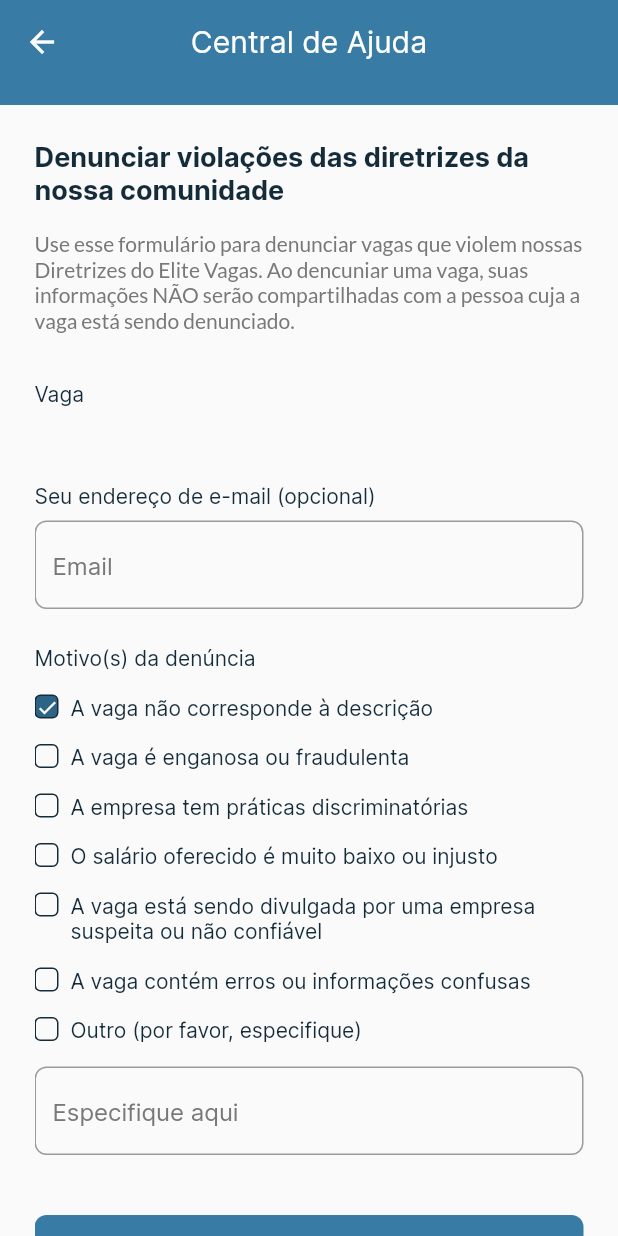
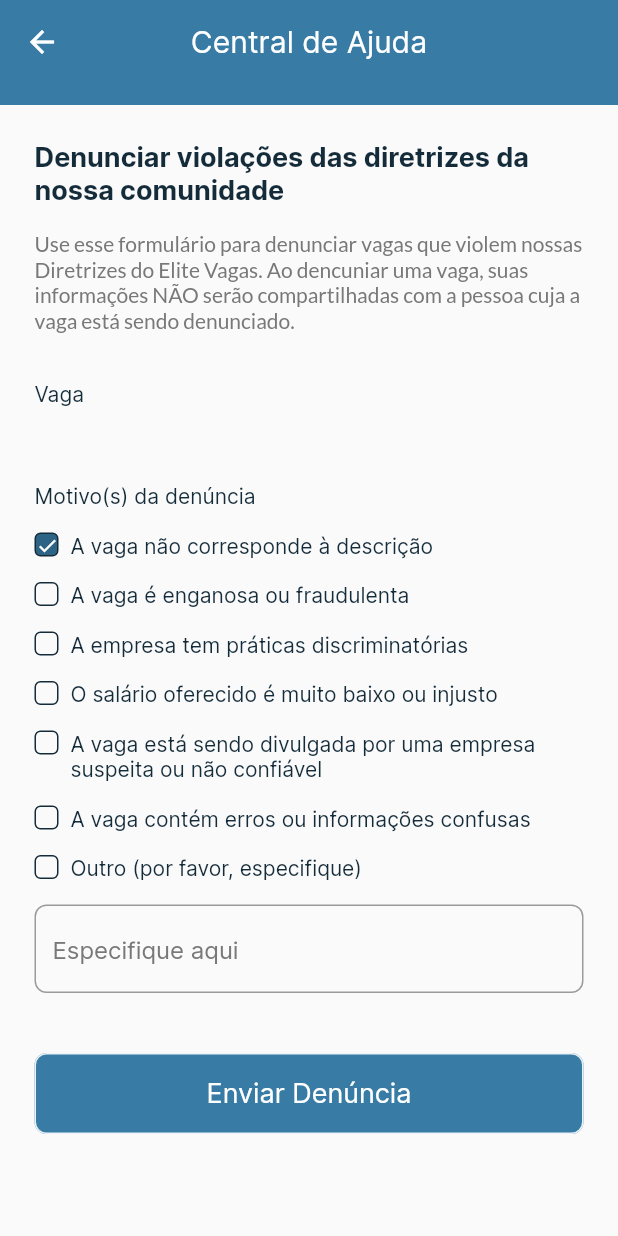
Before and after one commit to elite37oficial/VAGAS_FLUTTER_MOBILE, a Flutter app: the ReportJobView screen opened directly with empty values, after a tap on "A vaga não corresponde à descrição", on a phone screen of 412 x 824 dp. Run offline on Flutter 3.47's test engine with Material 2 defaults, Android fonts, the phone set to English and light mode, and no system bars; our stand-ins replace bloc, dio, flutter_bloc, flutter_svg.

Commit message:
Adicionado modelo de seleção de reporte e condição para liberar report

```diff
--- /dev/null
+++ b/lib/src/features/core/model/report_options.dart
@@ -0,0 +1,8 @@
+class ReportModel {
+  String title;
+  bool isSelect;
+  ReportModel({
+    required this.title,
+    required this.isSelect,
+  });
+}
--- a/lib/src/features/views/report_job/bloc/report_job_bloc.dart
+++ b/lib/src/features/views/report_job/bloc/report_job_bloc.dart
@@ -12,8 +12,22 @@ class ReportJobBloc extends Bloc<ReportJobEvent, ReportJobState> {
   ReportJobBloc() : super(InitialReportJobState()) {
     on<SelectedReportJobEvent>(_selectedReport);
   }
+
+  static var isPermission = false;
+
   Future<void> _selectedReport(
       SelectedReportJobEvent event, Emitter<ReportJobState> emit) async {
+    if (event.isReportDescription == false &&
+        event.isReportFraud == false &&
+        event.isReportDescrimination == false &&
+        event.isReportUnfairSalary == false &&
+        event.isReportUnrealiableCompany == false &&
+        event.isReportError == false &&
+        event.isReportOther == false) {
+      isPermission = false;
+    } else {
+      isPermission = true;
+    }
     emit(
       SelectedReportJobState(
         isReportDescription: event.isReportDescription ?? false,
@@ -34,5 +48,7 @@ class ReportJobBloc extends Bloc<ReportJobEvent, ReportJobState> {
         PostReportJobDataSourceDioImp(),
       ),
     );
+
+    _postReportJobUseCase(jobId: jobId, description: description);
   }
 }
--- a/lib/src/features/views/report_job/bloc/report_job_state.dart
+++ b/lib/src/features/views/report_job/bloc/report_job_state.dart
@@ -17,6 +17,7 @@ class SelectedReportJobState extends ReportJobState {
   final bool isReportUnrealiableCompany;
   final bool isReportError;
   final bool isReportOther;
+
   SelectedReportJobState({
     required this.isReportDescription,
     required this.isReportFraud,
--- a/lib/src/features/views/report_job/report_job_view.dart
+++ b/lib/src/features/views/report_job/report_job_view.dart
@@ -1,6 +1,8 @@
 import 'package:flutter/material.dart';
 import 'package:flutter_bloc/flutter_bloc.dart';
 import 'package:vagas_flutter_mobile/src/domain/entities/description_job_entity.dart';
+import 'package:vagas_flutter_mobile/src/features/core/model/report_options.dart';
+import 'package:vagas_flutter_mobile/src/features/core/routes/app_routes.dart';
 import 'package:vagas_flutter_mobile/src/features/core/styles/app_colors.dart';
 import 'package:vagas_flutter_mobile/src/features/core/styles/text_styles.dart';
 import 'package:vagas_flutter_mobile/src/features/views/report_job/bloc/report_job_bloc.dart';
@@ -24,21 +26,38 @@ class _ReportJobViewState extends State<ReportJobView> {
   void initState() {
     super.initState();
     context.read<ReportJobBloc>().add(
-          SelectedReportJobEvent(),
+          SelectedReportJobEvent(
+            false,
+            false,
+            false,
+            false,
+            false,
+            false,
+            false,
+          ),
         );
   }
 
   @override
   Widget build(BuildContext context) {
-    final List<String> reportsListText = [
-      "A vaga não corresponde à descrição",
-      "A vaga é enganosa ou fraudulenta",
-      "A empresa tem práticas discriminatórias",
-      "O salário oferecido é muito baixo ou injusto",
-      "A vaga está sendo divulgada por uma empresa suspeita ou não confiável",
-      "A vaga contém erros ou informações confusas",
-      "Outro (por favor, especifique)",
+    final List<ReportModel> reportsListText = [
+      ReportModel(title: "A vaga não corresponde à descrição", isSelect: false),
+      ReportModel(title: "A vaga é enganosa ou fraudulenta", isSelect: false),
+      ReportModel(
+          title: "A empresa tem práticas discriminatórias", isSelect: false),
+      ReportModel(
+          title: "O salário oferecido é muito baixo ou injusto",
+          isSelect: false),
+      ReportModel(
+          title:
+              "A vaga está sendo divulgada por uma empresa suspeita ou não confiável",
+          isSelect: false),
+      ReportModel(
+          title: "A vaga contém erros ou informações confusas",
+          isSelect: false),
+      ReportModel(title: "Outro (por favor, especifique)", isSelect: false),
     ];
+
     return Scaffold(
       appBar: CustomAppBar(
         title: "Central de Ajuda",
@@ -51,15 +70,6 @@ class _ReportJobViewState extends State<ReportJobView> {
             );
           }
           if (state is SelectedReportJobState) {
-            List<bool> reportsListSelect = [
-              state.isReportDescription,
-              state.isReportFraud,
-              state.isReportDescrimination,
-              state.isReportUnfairSalary,
-              state.isReportUnrealiableCompany,
-              state.isReportError,
-              state.isReportOther
-            ];
             return Padding(
               padding: const EdgeInsets.only(
                 right: 23,
@@ -112,39 +122,6 @@ class _ReportJobViewState extends State<ReportJobView> {
                     height: 24,
                   ),
                   Text(
-                    'Seu endereço de e-mail (opcional)',
-                    style: context.textStyles.textInterRegular.copyWith(
-                      fontSize: 14,
-                      color: AppColors.darker,
-                    ),
-                  ),
-                  SizedBox(
-                    height: 8,
-                  ),
-                  TextField(
-                    cursorColor: AppColors.darker,
-                    decoration: InputDecoration(
-                      hintText: 'Email',
-                      hintStyle: context.textStyles.textInterRegular.copyWith(
-                        fontSize: 16,
-                        color: AppColors.greyLight,
-                      ),
-                      border: OutlineInputBorder(
-                        borderRadius: BorderRadius.circular(8),
-                      ),
-                      focusedBorder: OutlineInputBorder(
-                        borderSide: BorderSide(
-                          color: AppColors.primary,
-                          width: 1,
-                        ),
-                      ),
-                    ),
-                    keyboardType: TextInputType.emailAddress,
-                  ),
-                  SizedBox(
-                    height: 24,
-                  ),
-                  Text(
                     'Motivo(s) da denúncia',
                     style: context.textStyles.textInterRegular.copyWith(
                       fontSize: 14,
@@ -158,19 +135,20 @@ class _ReportJobViewState extends State<ReportJobView> {
                     itemBuilder: (context, index) => Padding(
                       padding: const EdgeInsets.only(top: 16),
                       child: CustomCheckBoxButton(
-                        text: reportsListText[index],
-                        isSelect: reportsListSelect[index],
+                        text: reportsListText[index].title,
+                        isSelect: reportsListText[index].isSelect,
                         onTap: () {
-                          reportsListSelect[index] = !reportsListSelect[index];
+                          reportsListText[index].isSelect =
+                              !reportsListText[index].isSelect;
                           context.read<ReportJobBloc>().add(
                                 SelectedReportJobEvent(
-                                  reportsListSelect[0],
-                                  reportsListSelect[1],
-                                  reportsListSelect[2],
-                                  reportsListSelect[3],
-                                  reportsListSelect[4],
-                                  reportsListSelect[5],
-                                  reportsListSelect[6],
+                                  reportsListText[0].isSelect,
+                                  reportsListText[1].isSelect,
+                                  reportsListText[2].isSelect,
+                                  reportsListText[3].isSelect,
+                                  reportsListText[4].isSelect,
+                                  reportsListText[5].isSelect,
+                                  reportsListText[6].isSelect,
                                 ),
                               );
                         },
@@ -205,20 +183,50 @@ class _ReportJobViewState extends State<ReportJobView> {
                   SizedBox(
                     height: 54,
                     child: ElevatedButton(
-                      onPressed: () {},
+                      onPressed: ReportJobBloc.isPermission == true
+                          ? () {
+                              // ReportJobBloc().postReport(
+                              //     jobId: widget.descriptionJob.id,
+                              //     description: "Testando pelo app EliteVagas");
+                              Navigator.of(context)
+                                  .pushReplacementNamed(AppRoutes.home);
+                            }
+                          : () {
+                              ScaffoldMessenger.of(context)
+                                  .hideCurrentSnackBar();
+                              ScaffoldMessenger.of(context).showSnackBar(
+                                SnackBar(
+                                  backgroundColor: AppColors.primary,
+                                  content: Text(
+                                    "Escolha uma opção.",
+                                    style: context.textStyles.textInterRegular
+                                        .copyWith(
+                                            fontSize: 18,
+                                            color: AppColors.white),
+                                  ),
+                                ),
+                              );
+                            },
                       style: ElevatedButton.styleFrom(
                         elevation: 0,
-                        backgroundColor: AppColors.primary,
+                        backgroundColor: ReportJobBloc.isPermission == true
+                            ? AppColors.primary
+                            : AppColors.light,
                         fixedSize: Size(300, 100),
                         shape: RoundedRectangleBorder(
-                          borderRadius: BorderRadius.circular(8),
-                        ),
+                            borderRadius: BorderRadius.circular(8),
+                            side: BorderSide(
+                                color: ReportJobBloc.isPermission == true
+                                    ? AppColors.light
+                                    : AppColors.primary)),
                       ),
                       child: Text(
                         'Enviar Denúncia',
                         style: context.textStyles.textInterRegular.copyWith(
                           fontSize: 18,
-                          color: AppColors.white,
+                          color: ReportJobBloc.isPermission == true
+                              ? AppColors.white
+                              : AppColors.darker,
                         ),
                       ),
                     ),
```
